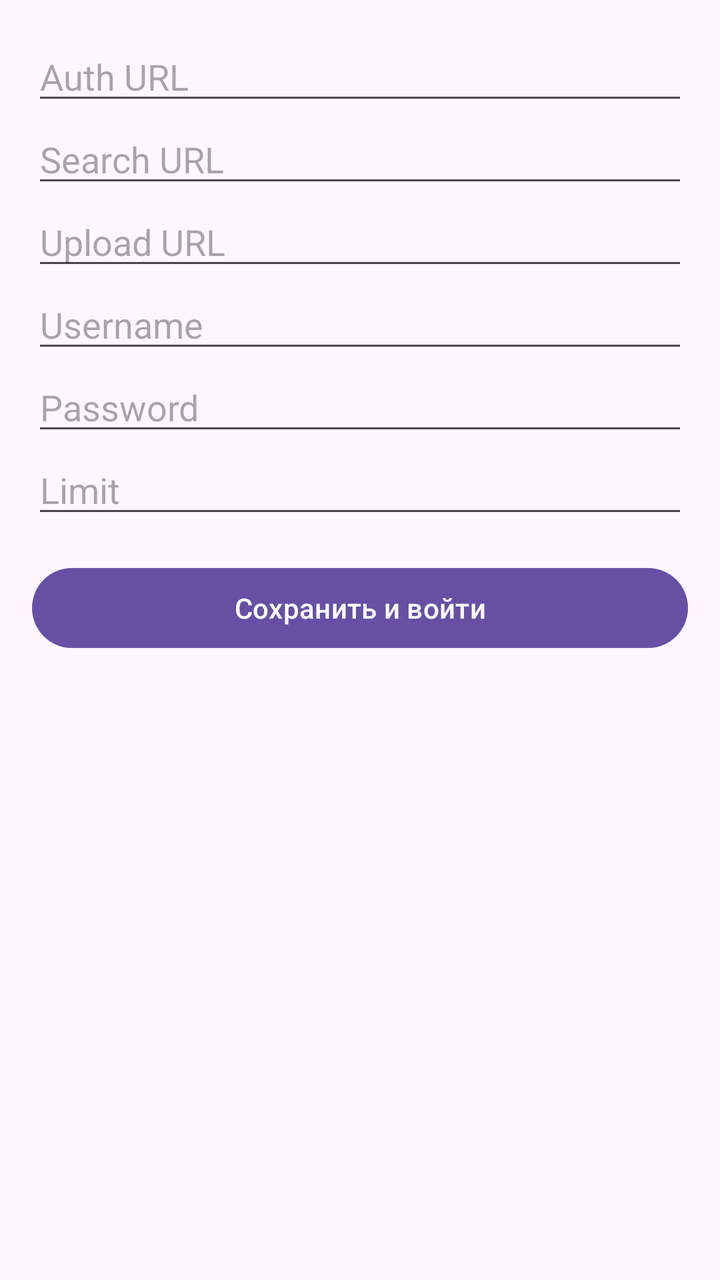
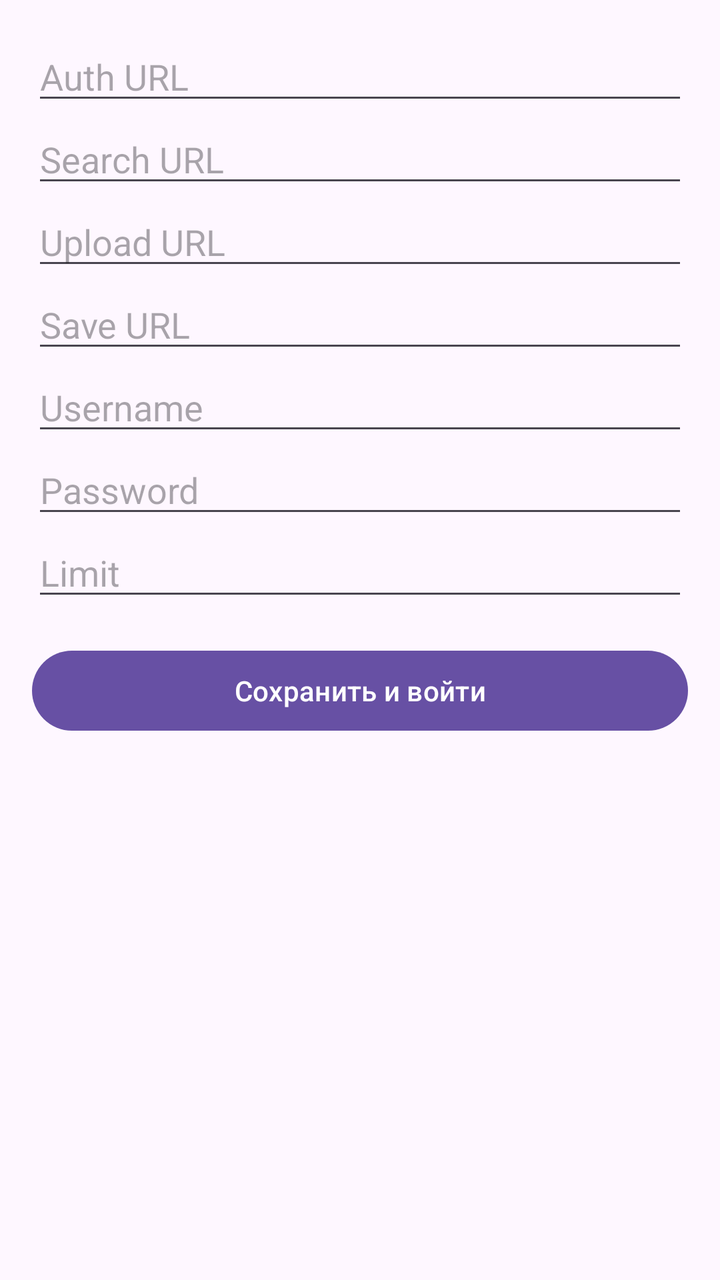

Screens rendered from an Android XML layout before and after an edit, with the pre-edit source and the edit as a unified diff.
<!-- AndroidManifest.xml: application theme Theme.Material3.DayNight.NoActionBar -->
<!-- res/layout/activity_settings.xml -->
<?xml version="1.0" encoding="utf-8"?>
<ScrollView xmlns:android="http://schemas.android.com/apk/res/android"
    android:layout_width="match_parent"
    android:layout_height="match_parent">

    <LinearLayout
        android:layout_width="match_parent"
        android:layout_height="wrap_content"
        android:orientation="vertical"
        android:padding="16dp">

        <EditText
            android:id="@+id/etAuthUrl"
            android:layout_width="match_parent"
            android:layout_height="wrap_content"
            android:hint="Auth URL" />

        <EditText
            android:id="@+id/etSearchUrl"
            android:layout_width="match_parent"
            android:layout_height="wrap_content"
            android:hint="Search URL" />

        <EditText
            android:id="@+id/etUploadUrl"
            android:layout_width="match_parent"
            android:layout_height="wrap_content"
            android:hint="Upload URL" />

        <EditText
            android:id="@+id/etUser"
            android:layout_width="match_parent"
            android:layout_height="wrap_content"
            android:hint="Username" />

        <EditText
            android:id="@+id/etPass"
            android:layout_width="match_parent"
            android:layout_height="wrap_content"
            android:hint="Password"
            android:inputType="textPassword" />

        <EditText
            android:id="@+id/etLimit"
            android:layout_width="match_parent"
            android:layout_height="wrap_content"
            android:hint="Limit"
            android:inputType="number" />

        <Button
            android:id="@+id/btnSave"
            android:layout_width="match_parent"
            android:layout_height="wrap_content"
            android:layout_marginTop="16dp"
            android:text="Сохранить и войти" />
    </LinearLayout>
</ScrollView>
<!-- resources referenced by this layout -->
<resources>

</resources>

<!-- the commit's change to res/layout/activity_settings.xml (unified diff, before → after) -->
@@ -28,6 +28,12 @@
             android:hint="Upload URL" />
 
         <EditText
+            android:id="@+id/etSaveUrl"
+            android:layout_width="match_parent"
+            android:layout_height="wrap_content"
+            android:hint="Save URL" />
+
+        <EditText
             android:id="@+id/etUser"
             android:layout_width="match_parent"
             android:layout_height="wrap_content"
